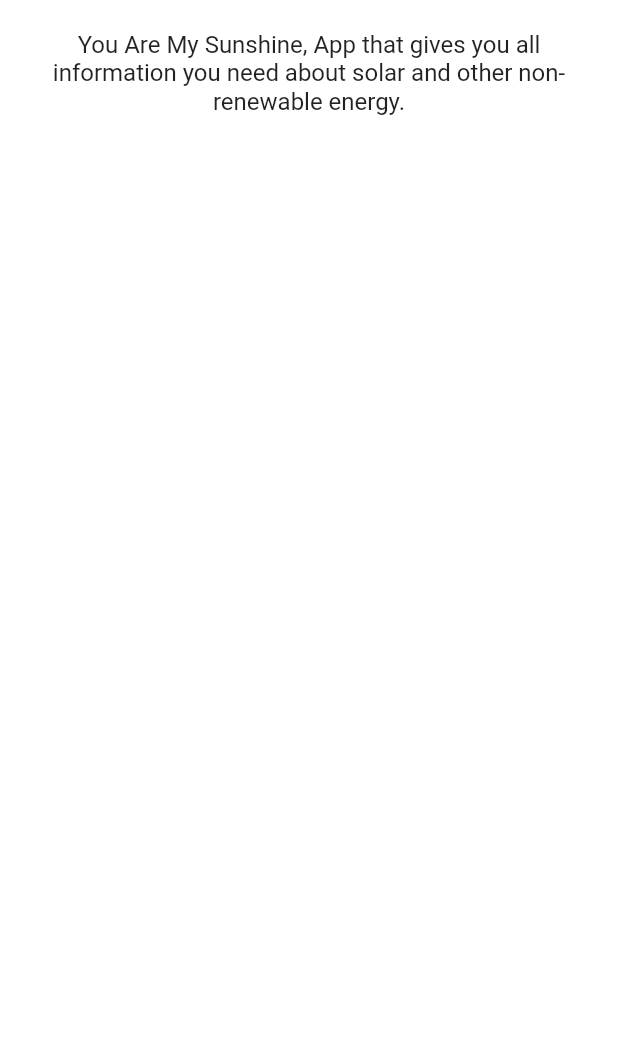
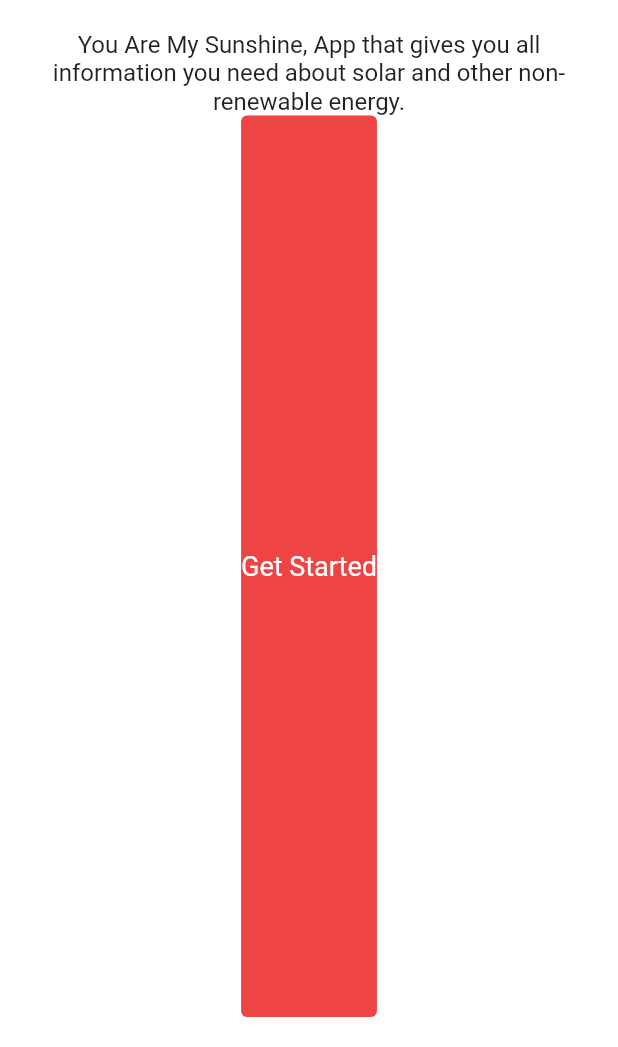
Before and after one commit to claranceliberi/YAMS, a Flutter app: the screen it shows after launch, on a phone screen of 412 x 824 dp, the part 189-1236 px from its top. Run offline on Flutter 3.47's test engine with Material 2 defaults, Android fonts, the phone set to English and light mode, and no system bars; our stand-ins replace dio, get_it, mobx, sembast, shared_preferences, validators; missing offline and left inert: xxtea; generated files the repository leaves out were written again; Roboto replaces fonts that are missing (SF Pro Display).

```diff
--- a/lib/ui/home/home.dart
+++ b/lib/ui/home/home.dart
@@ -24,7 +24,7 @@ class _HomeScreenState extends State<HomeScreen> {
               ),
               Text("You Are My Sunshine, App that gives you all information you need about solar and other non-renewable energy.", textAlign: TextAlign.center, style: TextStyle(fontSize: 16))
             ])),
-            Container(child: TextButton(child: Text("Get Started"), onPressed: () {}, style: TextButton.styleFrom(padding: EdgeInsets.symmetric(vertical: 20.0), primary: Colors.white, textStyle: TextStyle(color: Colors.white, fontSize: 18))))
+            Container(child: Expanded(child: TextButton(child: Text("Get Started"), onPressed: () {}, style: TextButton.styleFrom(padding: EdgeInsets.symmetric(vertical: 20.0), primary: Colors.white, textStyle: TextStyle(color: Colors.white, fontSize: 18), backgroundColor: Color.fromRGBO(239, 68, 68, 1)))))
           ]),
         ),
       ),
```
Also changed, not shown: 1 other file.
